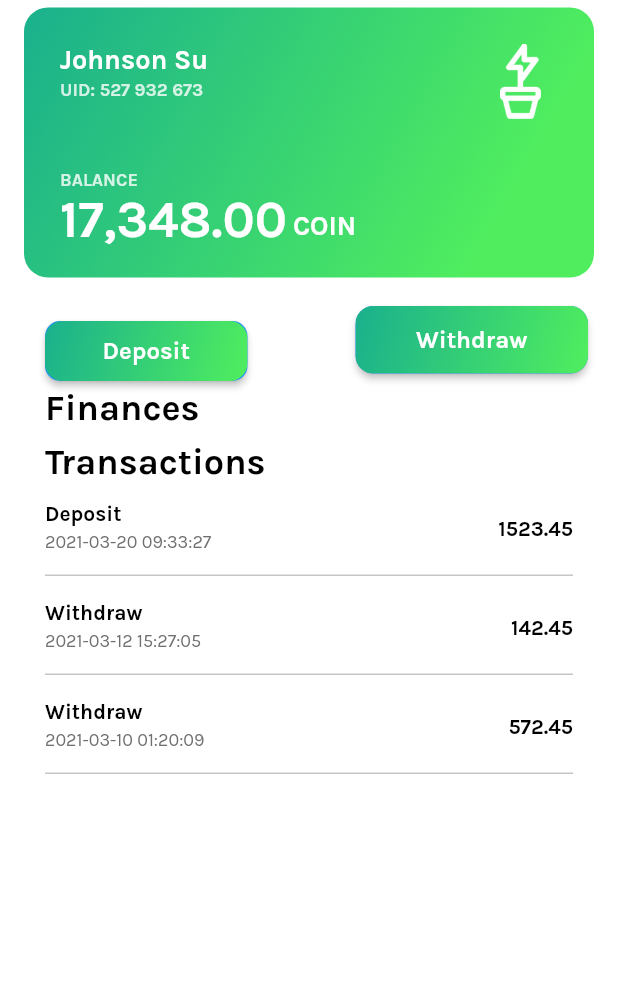
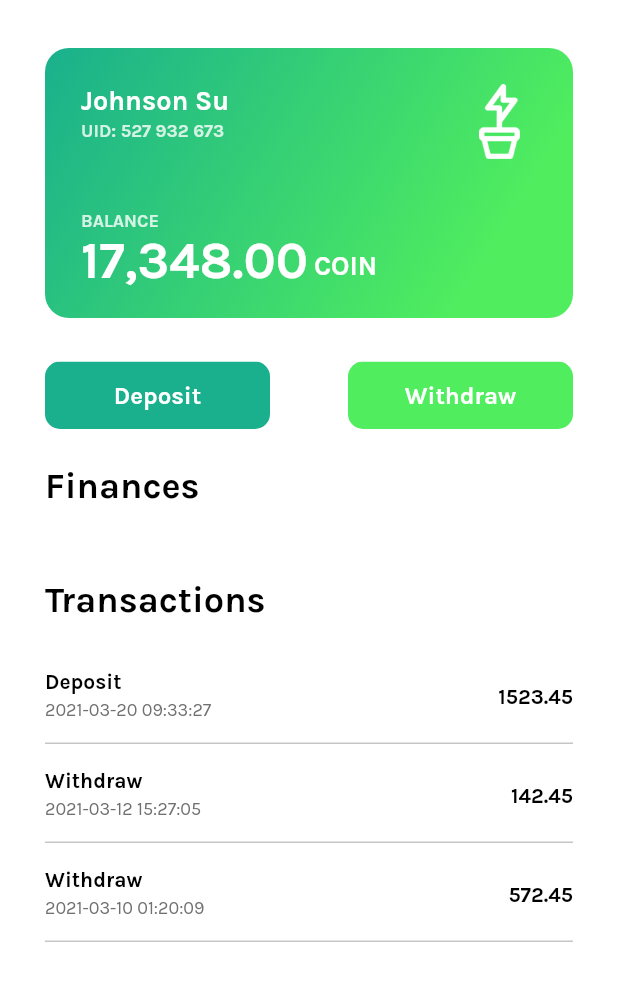
Before and after one commit to Johnson-Su/EcoBlock, a Flutter app: the screen it shows after launch, on a phone screen of 412 x 824 dp. Shown: the top 981 px of the screen. Run offline on Flutter 3.47's test engine with Material 2 defaults, Android fonts, the phone set to English and light mode, and no system bars; our stand-ins replace google_fonts.

Commit message:
fixed styling

```diff
--- a/eco_block/lib/dashboard.dart
+++ b/eco_block/lib/dashboard.dart
@@ -11,7 +11,7 @@ class Dashboard extends StatelessWidget {
   @override
   Widget build(BuildContext context) {
     return Container(
-      margin: EdgeInsets.symmetric(vertical: 5.0, horizontal: 16.0),
+      margin: EdgeInsets.only(left:30.0, top:32.0, right:30.0, bottom:5.0),
       height: 180,
       width: 315,
       decoration: BoxDecoration(
@@ -104,9 +104,9 @@ class Buttons extends StatelessWidget {
       children: [
         Container(
           margin: EdgeInsets.only(top: 24.0, left: 30.0),
-          height: 40,
-          width: 135,
-          child: ElevatedButton(
+          height: 45,
+          width: 150,
+          child: TextButton(
             onPressed: () {
               Navigator.push(
                 context,
@@ -116,7 +116,7 @@ class Buttons extends StatelessWidget {
                 ),
               );
             },
-            style: ElevatedButton.styleFrom(
+            style: TextButton.styleFrom(
               padding: EdgeInsets.all(0.0),
               shape: new RoundedRectangleBorder(
                 borderRadius: new BorderRadius.circular(10.0),
@@ -124,15 +124,8 @@ class Buttons extends StatelessWidget {
             ),
             child: Ink(
               decoration: BoxDecoration(
-                borderRadius: BorderRadius.circular(12),
-                gradient: LinearGradient(
-                  begin: Alignment.topLeft,
-                  end: Alignment(1.0, 1.0),
-                  colors: <Color>[
-                    Color(0xff1AB08D),
-                    Color(0xff50EE5E),
-                  ],
-                ),
+                borderRadius: BorderRadius.circular(10),
+                color: Color(0xff1ab08d)
               ),
               child: Center(
                 child: Text(
@@ -147,10 +140,10 @@ class Buttons extends StatelessWidget {
           ),
         ),
         Container(
-          margin: EdgeInsets.only(top: 9.0, right: 20.0),
+          margin: EdgeInsets.only(top: 24.0, right: 30.0),
           height: 45,
-          width: 155,
-          child: ElevatedButton(
+          width: 150,
+          child: TextButton(
             onPressed: () {
               Navigator.push(
                 context,
@@ -160,20 +153,16 @@ class Buttons extends StatelessWidget {
                 ),
               );
             },
-            style: ElevatedButton.styleFrom(
+            style: TextButton.styleFrom(
               padding: EdgeInsets.all(0.0),
               shape: new RoundedRectangleBorder(
-                borderRadius: new BorderRadius.circular(12.0),
+                borderRadius: new BorderRadius.circular(10.0),
               ),
             ),
             child: Ink(
               decoration: BoxDecoration(
-                borderRadius: BorderRadius.circular(12),
-                gradient: LinearGradient(
-                  begin: Alignment.topLeft,
-                  end: Alignment(1.0, 1.0),
-                  colors: <Color>[Color(0xff1AB08D), Color(0xff50EE5E)],
-                ),
+                borderRadius: BorderRadius.circular(10),
+                color: Color(0xff50EE5E),
               ),
               child: Center(
                 child: Text(
--- a/eco_block/lib/main.dart
+++ b/eco_block/lib/main.dart
@@ -15,7 +15,7 @@ class HeaderState extends State<Header> {
   @override
   Widget build(BuildContext context) {
     return Padding(
-      padding: const EdgeInsets.symmetric(horizontal: 30.0, vertical: 4.0),
+      padding: const EdgeInsets.symmetric(horizontal: 30.0, vertical: 24.0),
       child: Text(
         widget.title,
         style: GoogleFonts.karla(
```
